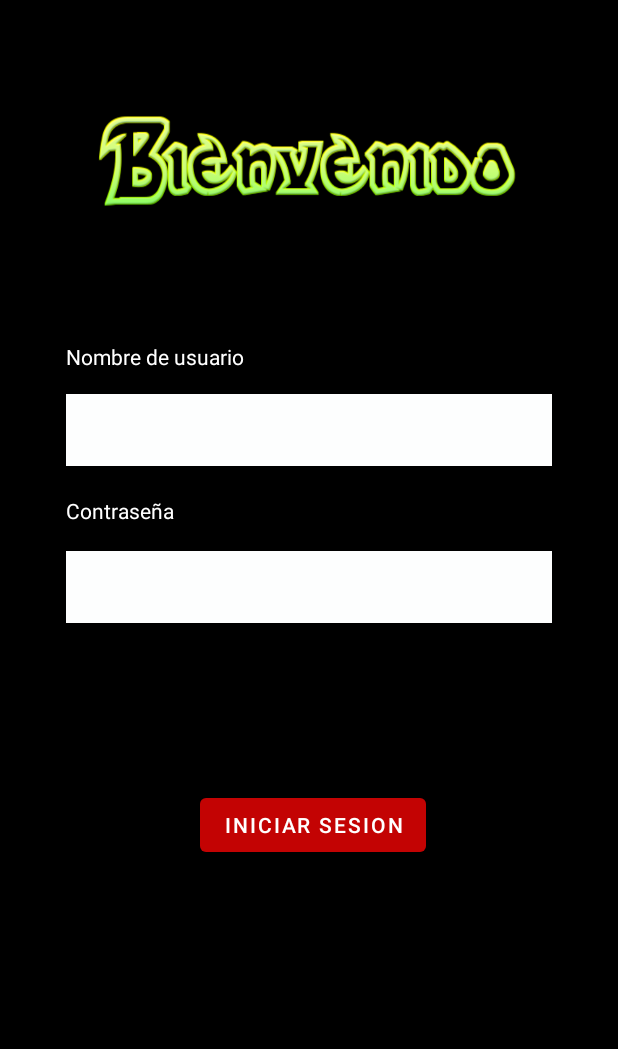
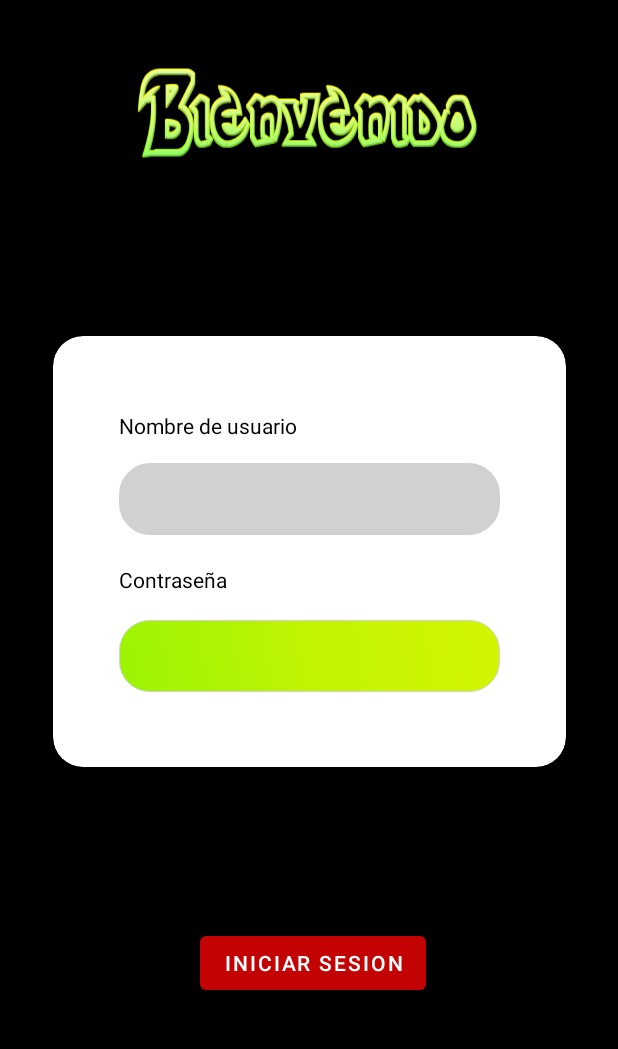
Before and after one commit to satturn404/proyectoDAM, an Android app: the screen it shows after launch (login), on a phone screen of 412 x 824 dp, the part 75-1124 px from its top. Run offline under Robolectric (Android 15) with nearby library versions, the phone set to English and light mode, and no system bars; our stand-ins replace Firebase (no records; nobody signed in at launch, a user with empty details on screens opened directly).

Commit message:
hito 4.4 FINAL

```diff
--- /dev/null
+++ b/app/src/main/res/drawable/edittext_rounded_corners.xml
@@ -0,0 +1,65 @@
+<?xml version="1.0" encoding="utf-8"?>
+<!--  res/drawable/edittext_rounded_corners.xml -->
+<selector xmlns:android="http://schemas.android.com/apk/res/android">
+
+    <item android:state_pressed="true" android:state_focused="true">
+        <shape>
+            <solid android:color="#D1D1D1"/>
+            <stroke
+                android:width="2.3dp"
+                android:color="#D1D1D1" />
+            <corners
+                android:radius="20dp" />
+        </shape>
+    </item>
+
+    <item android:state_pressed="true" android:state_focused="false">
+        <shape>
+            <solid android:color="#D1D1D1"/>
+            <stroke
+                android:width="2.3dp"
+                android:color="#D1D1D1" />
+            <corners
+                android:radius="20dp" />
+        </shape>
+    </item>
+
+    <item android:state_pressed="false" android:state_focused="true">
+        <shape>
+            <solid android:color="#D1D1D1"/>
+            <stroke
+                android:width="2.3dp"
+                android:color="#D1D1D1" />
+            <corners
+                android:radius="20dp" />
+        </shape>
+    </item>
+
+    <item android:state_pressed="false" android:state_focused="false">
+        <shape>
+            <gradient
+                android:startColor="#99F403"
+                android:centerColor="#C1F403"
+                android:endColor="#D3F403"
+                android:angle="45"
+                />
+            <stroke
+                android:width="0.7dp"
+                android:color="#D1D1D1" />
+            <corners
+                android:radius="20dp" />
+        </shape>
+    </item>
+
+    <item android:state_enabled="true">
+        <shape>
+            <padding
+                android:left="5dp"
+                android:top="5dp"
+                android:right="5dp"
+                android:bottom="5dp"
+                />
+        </shape>
+    </item>
+
+</selector>
--- a/app/src/main/res/layout/activity_login.xml
+++ b/app/src/main/res/layout/activity_login.xml
@@ -13,6 +13,40 @@
         tools:layout_editor_absoluteX="0dp"
         tools:layout_editor_absoluteY="108dp" />
 
+    <androidx.cardview.widget.CardView
+        android:id="@+id/cardView"
+        android:layout_width="342dp"
+        android:layout_height="287dp"
+        android:layout_marginStart="45dp"
+        android:layout_marginTop="100dp"
+        android:layout_marginEnd="45dp"
+        android:layout_marginBottom="55dp"
+        android:background="#7F000000"
+        app:cardCornerRadius="20dp"
+        app:layout_constraintBottom_toTopOf="@+id/btLogin"
+        app:layout_constraintEnd_toEndOf="parent"
+        app:layout_constraintStart_toStartOf="parent"
+        app:layout_constraintTop_toBottomOf="@+id/textView">
+
+        <LinearLayout
+            android:layout_width="match_parent"
+            android:layout_height="284dp"
+            android:orientation="vertical">
+
+
+            <TextView
+                android:id="@+id/textView7"
+                android:layout_width="wrap_content"
+                android:layout_height="wrap_content"
+                android:layout_marginStart="44dp"
+                android:layout_marginTop="50dp"
+                android:text="Nombre de usuario"
+                android:textColor="@color/black"
+                app:layout_constraintEnd_toEndOf="parent"
+                app:layout_constraintHorizontal_bias="0.053"
+                app:layout_constraintStart_toStartOf="parent"
+                tools:layout_editor_absoluteY="159dp" />
+ca
             <EditText
                 android:id="@+id/userID"
                 android:layout_width="match_parent"
@@ -20,17 +54,31 @@
                 android:layout_marginStart="44dp"
                 android:layout_marginTop="15dp"
                 android:layout_marginEnd="44dp"
-        android:background="#FDFEFE"
+                android:background="@drawable/edittext_rounded_corners"
                 android:ems="10"
                 android:inputType="textPersonName"
                 android:minHeight="48dp"
-        android:textColor="@color/red"
+                android:paddingLeft="10dp"
+                android:textColor="@color/black"
                 android:textColorLink="@color/black"
                 app:layout_constraintEnd_toEndOf="parent"
                 app:layout_constraintHorizontal_bias="0.278"
                 app:layout_constraintStart_toStartOf="parent"
                 app:layout_constraintTop_toBottomOf="@+id/textView7"
                 tools:ignore="SpeakableTextPresentCheck" />
+
+            <TextView
+                android:id="@+id/textView8"
+                android:layout_width="79dp"
+                android:layout_height="21dp"
+                android:layout_marginStart="44dp"
+                android:layout_marginTop="20dp"
+                android:text="Contraseña"
+                android:textColor="@color/black"
+                app:layout_constraintEnd_toEndOf="parent"
+                app:layout_constraintHorizontal_bias="0.046"
+                app:layout_constraintStart_toStartOf="parent"
+                app:layout_constraintTop_toBottomOf="@+id/userID" />
 
             <EditText
                 android:id="@+id/userContra"
@@ -39,22 +87,42 @@
                 android:layout_marginStart="44dp"
                 android:layout_marginTop="15dp"
                 android:layout_marginEnd="44dp"
-        android:background="#FDFEFE"
+                android:background="@drawable/edittext_rounded_corners"
                 android:ems="10"
                 android:inputType="textPassword"
                 android:minHeight="48dp"
-        android:textColor="@color/red"
+                android:paddingLeft="10dp"
+                android:textColor="@color/black"
                 app:layout_constraintEnd_toEndOf="parent"
                 app:layout_constraintHorizontal_bias="0.282"
                 app:layout_constraintStart_toStartOf="parent"
                 app:layout_constraintTop_toBottomOf="@+id/textView8"
                 tools:ignore="SpeakableTextPresentCheck" />
 
+        </LinearLayout>
+    </androidx.cardview.widget.CardView>
+
+
+    <TextView
+        android:id="@+id/textView"
+        android:layout_width="240dp"
+        android:layout_height="80dp"
+        android:layout_marginStart="40dp"
+        android:layout_marginTop="36dp"
+        android:layout_marginEnd="40dp"
+        android:background="@drawable/bienvenido"
+        android:textColor="@color/white"
+        android:textSize="20dp"
+        app:layout_constraintEnd_toEndOf="parent"
+        app:layout_constraintHorizontal_bias="0.494"
+        app:layout_constraintStart_toStartOf="parent"
+        app:layout_constraintTop_toBottomOf="@+id/Compras_toolbar" />
+
     <Button
         android:id="@+id/btLogin"
         android:layout_width="wrap_content"
         android:layout_height="wrap_content"
-        android:layout_marginTop="10dp"
+        android:layout_marginTop="44dp"
         android:layout_marginBottom="100dp"
         android:onClick="login"
         android:text="Iniciar sesion"
@@ -62,48 +130,6 @@
         app:layout_constraintEnd_toEndOf="parent"
         app:layout_constraintHorizontal_bias="0.511"
         app:layout_constraintStart_toStartOf="parent"
-        app:layout_constraintTop_toBottomOf="@+id/userContra" />
-
-    <TextView
-        android:id="@+id/textView7"
-        android:layout_width="wrap_content"
-        android:layout_height="wrap_content"
-        android:layout_marginStart="30dp"
-        android:layout_marginTop="80dp"
-        android:text="Nombre de usuario"
-        android:textColor="@color/white"
-        app:layout_constraintEnd_toEndOf="parent"
-        app:layout_constraintHorizontal_bias="0.053"
-        app:layout_constraintStart_toStartOf="parent"
-        app:layout_constraintTop_toBottomOf="@+id/textView" />
-
-    <TextView
-        android:id="@+id/textView8"
-        android:layout_width="79dp"
-        android:layout_height="21dp"
-        android:layout_marginStart="30dp"
-        android:layout_marginTop="20dp"
-        android:text="Contraseña"
-        android:textColor="@color/white"
-        app:layout_constraintEnd_toEndOf="parent"
-        app:layout_constraintHorizontal_bias="0.046"
-        app:layout_constraintStart_toStartOf="parent"
-        app:layout_constraintTop_toBottomOf="@+id/userID" />
-
-    <TextView
-        android:id="@+id/textView"
-        android:layout_width="match_parent"
-        android:layout_height="80dp"
-        android:layout_marginStart="58dp"
-        android:layout_marginTop="68dp"
-        android:layout_marginEnd="59dp"
-        android:background="@drawable/bienvenido"
-        android:textColor="@color/white"
-        android:textSize="20dp"
-        app:layout_constraintEnd_toEndOf="parent"
-        app:layout_constraintHorizontal_bias="0.502"
-        app:layout_constraintStart_toStartOf="parent"
-        app:layout_constraintTop_toBottomOf="@+id/Compras_toolbar" />
-
+        app:layout_constraintTop_toBottomOf="@+id/cardView" />
 
 </androidx.constraintlayout.widget.ConstraintLayout>
```
Lines whose indentation alone changed are shown as unchanged.
